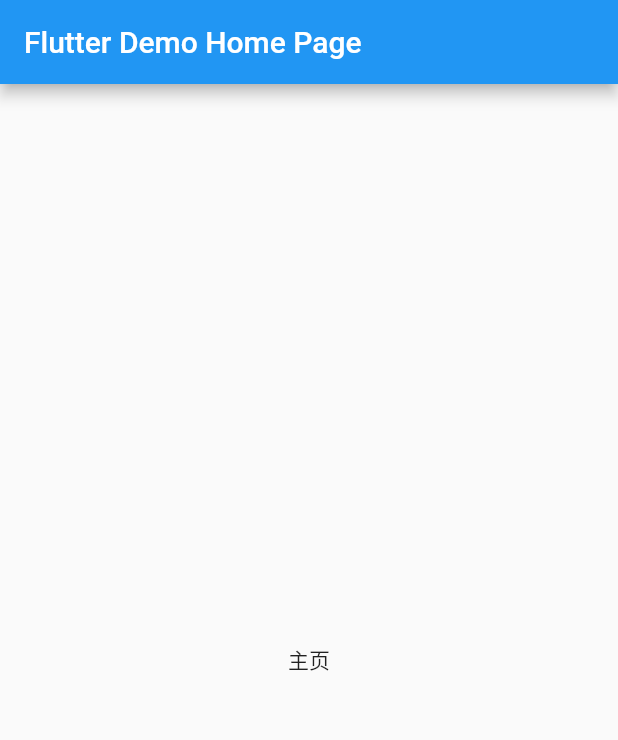
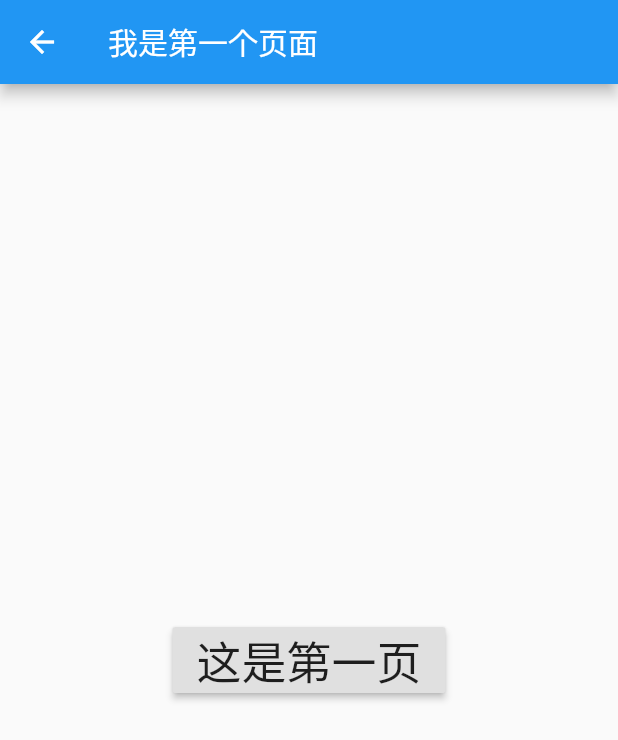
Before and after one commit to zhangjianliu/flutter_demo, a Flutter app: the screen it shows after launch, on a phone screen of 412 x 824 dp. Shown: the top 740 px of the screen. Run offline on Flutter 3.47's test engine with Material 2 defaults, Android fonts, the phone set to English and light mode, and no system bars.

Commit message:
MaterialApp 路由使用

```diff
--- a/flutter_day02/lib/main.dart
+++ b/flutter_day02/lib/main.dart
@@ -14,6 +14,48 @@ class MyApp extends StatelessWidget {
     return MaterialApp(
       title: "Material App 示例",
       home: new MyHomePage(title: 'Flutter Demo Home Page'),
+      routes: {
+        '/first': (BuildContext content) => FirstPage(), // 添加路由
+        '/second': (BuildContext content) => SecondPage()
+      },
+      initialRoute: '/first', // 初始化路由页面
+    );
+  }
+}
+
+class FirstPage extends StatelessWidget {
+  @override
+  Widget build(BuildContext context) {
+    return new Scaffold(
+      appBar: new AppBar(
+        title: Text('我是第一个页面'),
+      ),
+      body: Center(
+        child: RaisedButton(
+            onPressed: () {
+              Navigator.pushNamed(context, '/second'); // 跳转到第二个页面
+            },
+            child: Text('这是第一页', style: TextStyle(fontSize: 30.0))),
+      ),
+    );
+  }
+}
+
+class SecondPage extends StatelessWidget {
+  @override
+  Widget build(BuildContext context) {
+    return new Scaffold(
+      appBar: new AppBar(
+        title: Text('我是第二个页面'),
+      ),
+      body: Center(
+        child: RaisedButton(
+          onPressed: () {
+            Navigator.pushNamed(context, '/first');
+          },
+          child: Text('这是第二页', style: TextStyle(fontSize: 28.0)),
+        ),
+      ),
     );
   }
 }
```
